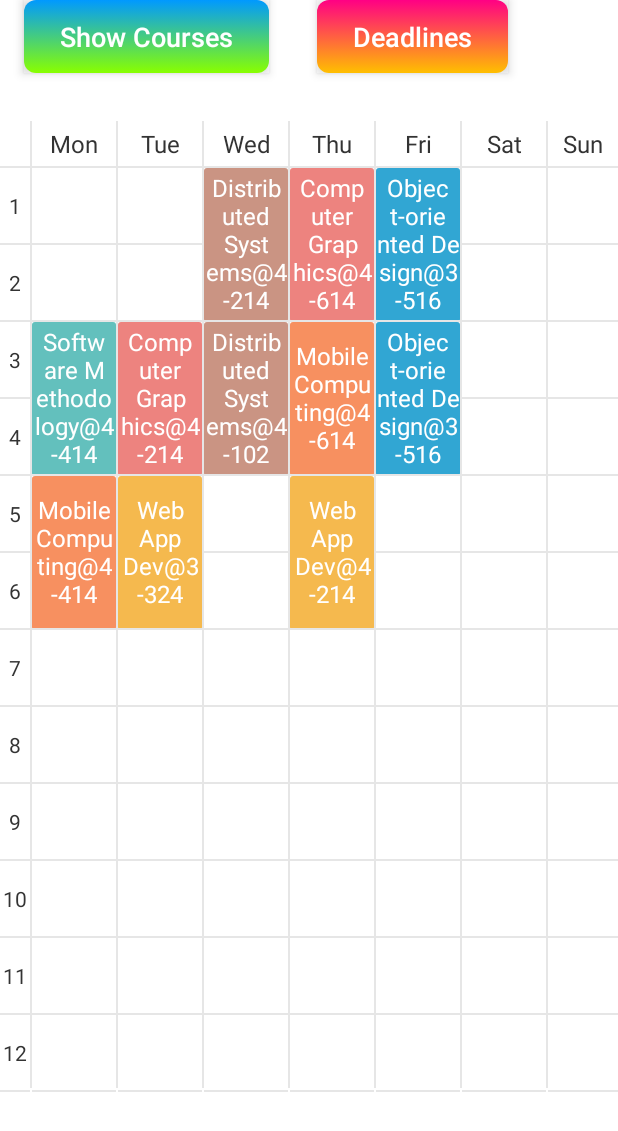
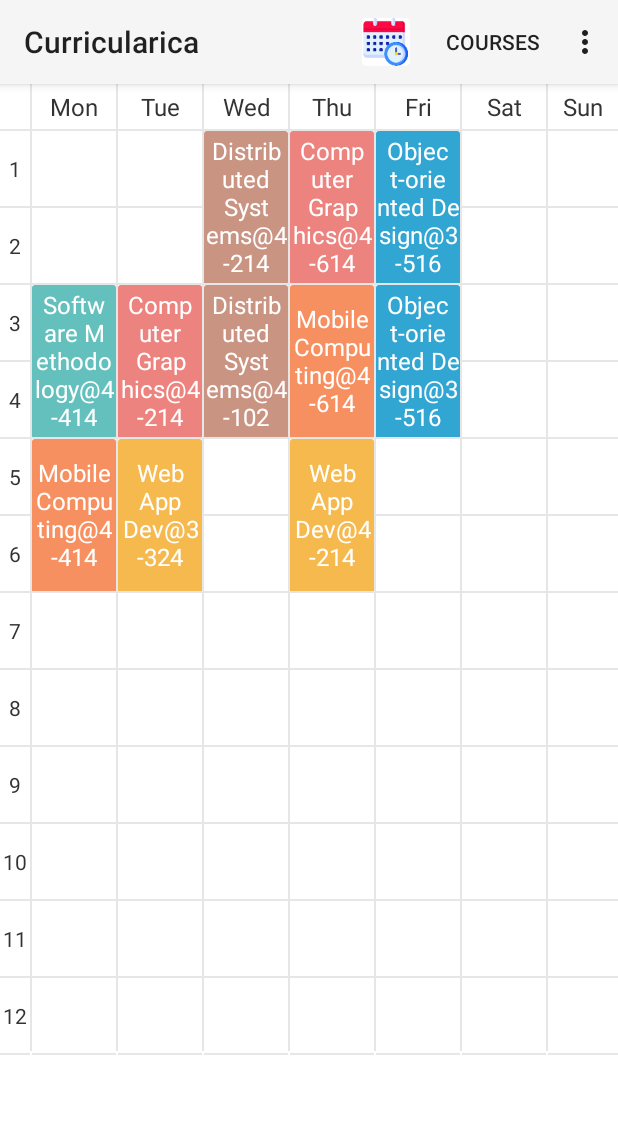
Before and after one commit to peylix/Curricularica-Android, an Android app: the screen it shows after launch (MainActivity), on a phone screen of 412 x 824 dp. Shown: the top 1131 px of the screen. Run offline under Robolectric (Android 15) with nearby library versions, the phone set to English and light mode, and no system bars.

Commit message:
Added a title bar to the app

```diff
--- a/app/src/main/AndroidManifest.xml
+++ b/app/src/main/AndroidManifest.xml
@@ -10,7 +10,7 @@
         android:label="@string/app_name"
         android:roundIcon="@mipmap/ic_launcher"
         android:supportsRtl="true"
-        android:theme="@style/Theme.Curricularica"
+        android:theme="@style/Theme.AppCompat.Light.NoActionBar"
         tools:targetApi="31">
         <activity
             android:name=".MainActivity"
--- a/app/src/main/java/com/example/curricularica/DeadlinesActivity.java
+++ b/app/src/main/java/com/example/curricularica/DeadlinesActivity.java
@@ -4,11 +4,14 @@ import android.os.Bundle;
 
 import androidx.annotation.Nullable;
 import androidx.appcompat.app.AppCompatActivity;
+import androidx.appcompat.widget.Toolbar;
 
 public class DeadlinesActivity extends AppCompatActivity {
     @Override
     protected void onCreate(@Nullable Bundle savedInstanceState) {
         super.onCreate(savedInstanceState);
         setContentView(R.layout.activity_deadlines);
+        Toolbar myToolbar = (Toolbar) findViewById(R.id.my_toolbar);
+        setSupportActionBar(myToolbar);
     }
 }
--- a/app/src/main/java/com/example/curricularica/MainActivity.java
+++ b/app/src/main/java/com/example/curricularica/MainActivity.java
@@ -3,12 +3,18 @@ package com.example.curricularica;
 import java.io.Serializable;
 import java.util.ArrayList;
 import java.util.List;
+import java.util.Objects;
 
 import android.app.Activity;
 import android.content.Intent;
 import android.os.Bundle;
+import android.view.Menu;
+import android.view.MenuItem;
 
-public class MainActivity extends Activity {
+import androidx.appcompat.app.AppCompatActivity;
+import androidx.appcompat.widget.Toolbar;
+
+public class MainActivity extends AppCompatActivity {
     private TimetableView timeTableView;
     private List<CourseModel> courseModels;
 
@@ -16,24 +22,53 @@ public class MainActivity extends Activity {
     protected void onCreate(Bundle savedInstanceState) {
         super.onCreate(savedInstanceState);
         setContentView(R.layout.activity_main);
+        Toolbar myToolbar = (Toolbar) findViewById(R.id.my_toolbar);
+        setSupportActionBar(myToolbar);
+
         courseModels = new ArrayList<>();
         timeTableView = findViewById(R.id.main_timetable_ly);
         addList();
         timeTableView.setCourse(courseModels);
 
-        findViewById(R.id.button_show_courses).setOnClickListener(v -> {
-            Intent intent = new Intent(this, CoursesListActivity.class);
-            intent.putExtra("TIMETABLE_LIST", (Serializable) courseModels);
-            startActivity(intent);
-
-        });
-
-        findViewById(R.id.button_to_deadlines).setOnClickListener(v -> {
-            Intent intent = new Intent(this, DeadlinesActivity.class);
-            startActivity(intent);
-        });
+//        findViewById(R.id.button_show_courses).setOnClickListener(v -> {
+//            Intent intent = new Intent(this, CoursesListActivity.class);
+//            intent.putExtra("TIMETABLE_LIST", (Serializable) courseModels);
+//            startActivity(intent);
+//
+//        });
+//
+//        findViewById(R.id.button_to_deadlines).setOnClickListener(v -> {
+//            Intent intent = new Intent(this, DeadlinesActivity.class);
+//            startActivity(intent);
+//        });
 
     }
+
+    @Override
+    public boolean onCreateOptionsMenu(Menu menu) {
+        getMenuInflater().inflate(R.menu.title_bar_menu, menu);
+        return true;
+    }
+
+    @Override
+    public boolean onOptionsItemSelected(MenuItem item) {
+        int id = item.getItemId();
+
+        if (id == R.id.menu_show_courses) {
+            Intent coursesIntent = new Intent(this, CoursesListActivity.class);
+            coursesIntent.putExtra("TIMETABLE_LIST", (Serializable) courseModels);
+            startActivity(coursesIntent);
+            return true;
+        } else if (id == R.id.menu_to_deadlines) {
+            Intent deadlinesIntent = new Intent(this, DeadlinesActivity.class);
+            startActivity(deadlinesIntent);
+            return true;
+        }
+
+        return super.onOptionsItemSelected(item);
+    }
+
+
 
     @Override
     protected void onActivityResult(int requestCode, int resultCode, Intent data) {
--- a/app/src/main/res/layout/activity_deadlines.xml
+++ b/app/src/main/res/layout/activity_deadlines.xml
@@ -1,10 +1,19 @@
 <?xml version="1.0" encoding="utf-8"?>
-<LinearLayout
-    xmlns:android="http://schemas.android.com/apk/res/android"
+<LinearLayout xmlns:android="http://schemas.android.com/apk/res/android"
     android:layout_width="match_parent"
     android:layout_height="match_parent"
+    xmlns:app="http://schemas.android.com/apk/res-auto"
     android:orientation="vertical"
     android:padding="16dp">
+    <androidx.appcompat.widget.Toolbar
+        android:id="@+id/my_toolbar"
+        android:layout_width="match_parent"
+        android:layout_height="?attr/actionBarSize"
+        android:background="?attr/colorPrimary"
+        android:elevation="4dp"
+        android:theme="@style/ThemeOverlay.AppCompat.ActionBar"
+        app:popupTheme="@style/ThemeOverlay.AppCompat.Light"/>
+
 
     <!-- Title for Exams -->
     <TextView
--- a/app/src/main/res/layout/activity_main.xml
+++ b/app/src/main/res/layout/activity_main.xml
@@ -2,60 +2,70 @@
 <LinearLayout xmlns:android="http://schemas.android.com/apk/res/android"
     android:layout_width="fill_parent"
     android:layout_height="fill_parent"
+    xmlns:app="http://schemas.android.com/apk/res-auto"
     android:background="@android:color/white"
-    android:orientation="vertical" >
-    <LinearLayout
-        android:layout_width="wrap_content"
-        android:layout_height="wrap_content"
-        android:orientation="horizontal"
-        android:gravity="center">
+    android:orientation="vertical">
+    <androidx.appcompat.widget.Toolbar
+        android:id="@+id/my_toolbar"
+        android:layout_width="match_parent"
+        android:layout_height="?attr/actionBarSize"
+        android:background="?attr/colorPrimary"
+        android:elevation="4dp"
+        android:theme="@style/ThemeOverlay.AppCompat.ActionBar"
+        app:popupTheme="@style/ThemeOverlay.AppCompat.Light">
+    </androidx.appcompat.widget.Toolbar>
+
+<!--    <LinearLayout-->
+<!--        android:layout_width="wrap_content"-->
+<!--        android:layout_height="wrap_content"-->
+<!--        android:orientation="horizontal"-->
+<!--        android:gravity="center">-->
 
 
-        <Button
-            android:id="@+id/button_show_courses"
-            android:layout_width="wrap_content"
-            android:layout_height="wrap_content"
-            android:layout_gravity="left"
-            android:layout_margin="16dp"
-            android:background="@drawable/button_background"
-            android:clickable="true"
-            android:elevation="4dp"
-            android:focusable="true"
-            android:foreground="?attr/selectableItemBackground"
-            android:outlineProvider="bounds"
-            android:paddingLeft="24dp"
-            android:paddingTop="12dp"
-            android:paddingRight="24dp"
-            android:paddingBottom="12dp"
-            android:stateListAnimator="@null"
-            android:text="Show Courses"
-            android:textAllCaps="false"
-            android:textColor="#FFFFFF"
-            android:textSize="18sp" />
+<!--        <Button-->
+<!--            android:id="@+id/button_show_courses"-->
+<!--            android:layout_width="wrap_content"-->
+<!--            android:layout_height="wrap_content"-->
+<!--            android:layout_gravity="start"-->
+<!--            android:layout_margin="16dp"-->
+<!--            android:background="@drawable/button_background"-->
+<!--            android:clickable="true"-->
+<!--            android:elevation="4dp"-->
+<!--            android:focusable="true"-->
+<!--            android:foreground="?attr/selectableItemBackground"-->
+<!--            android:outlineProvider="bounds"-->
+<!--            android:paddingLeft="24dp"-->
+<!--            android:paddingTop="12dp"-->
+<!--            android:paddingRight="24dp"-->
+<!--            android:paddingBottom="12dp"-->
+<!--            android:stateListAnimator="@null"-->
+<!--            android:text="Show Courses"-->
+<!--            android:textAllCaps="false"-->
+<!--            android:textColor="#FFFFFF"-->
+<!--            android:textSize="18sp" />-->
 
-        <Button
-            android:id="@+id/button_to_deadlines"
-            android:layout_width="wrap_content"
-            android:layout_height="wrap_content"
-            android:layout_gravity="right"
-            android:layout_margin="16dp"
-            android:background="@drawable/button_background_2"
-            android:clickable="true"
-            android:elevation="4dp"
-            android:focusable="true"
-            android:foreground="?attr/selectableItemBackground"
-            android:outlineProvider="bounds"
-            android:paddingLeft="24dp"
-            android:paddingTop="12dp"
-            android:paddingRight="24dp"
-            android:paddingBottom="12dp"
-            android:stateListAnimator="@null"
-            android:text="Deadlines"
-            android:textAllCaps="false"
-            android:textColor="#FFFFFF"
-            android:textSize="18sp" />
-    </LinearLayout>
-
+<!--        <Button-->
+<!--            android:id="@+id/button_to_deadlines"-->
+<!--            android:layout_width="wrap_content"-->
+<!--            android:layout_height="wrap_content"-->
+<!--            android:layout_gravity="end"-->
+<!--            android:layout_margin="16dp"-->
+<!--            android:background="@drawable/button_background_2"-->
+<!--            android:clickable="true"-->
+<!--            android:elevation="4dp"-->
+<!--            android:focusable="true"-->
+<!--            android:foreground="?attr/selectableItemBackground"-->
+<!--            android:outlineProvider="bounds"-->
+<!--            android:paddingLeft="24dp"-->
+<!--            android:paddingTop="12dp"-->
+<!--            android:paddingRight="24dp"-->
+<!--            android:paddingBottom="12dp"-->
+<!--            android:stateListAnimator="@null"-->
+<!--            android:text="Deadlines"-->
+<!--            android:textAllCaps="false"-->
+<!--            android:textColor="#FFFFFF"-->
+<!--            android:textSize="18sp" />-->
+<!--    </LinearLayout>-->
 
         <ScrollView
         android:id="@+id/main_scrollview"
--- /dev/null
+++ b/app/src/main/res/menu/title_bar_menu.xml
@@ -0,0 +1,21 @@
+<menu xmlns:android="http://schemas.android.com/apk/res/android"
+    xmlns:app="http://schemas.android.com/apk/res-auto">
+
+    <!-- "Mark Favorite", must appear as action button if possible. -->
+    <item
+        android:id="@+id/action_favorite"
+        android:icon="@mipmap/ic_launcher"
+        android:title="@string/app_name"
+        app:showAsAction="ifRoom"/>
+
+    <item
+        android:id="@+id/menu_show_courses"
+        android:title="Courses"
+        app:showAsAction="ifRoom" />
+
+    <item
+        android:id="@+id/menu_to_deadlines"
+        android:title="Deadlines"
+        app:showAsAction="ifRoom" />
+
+</menu>
```
